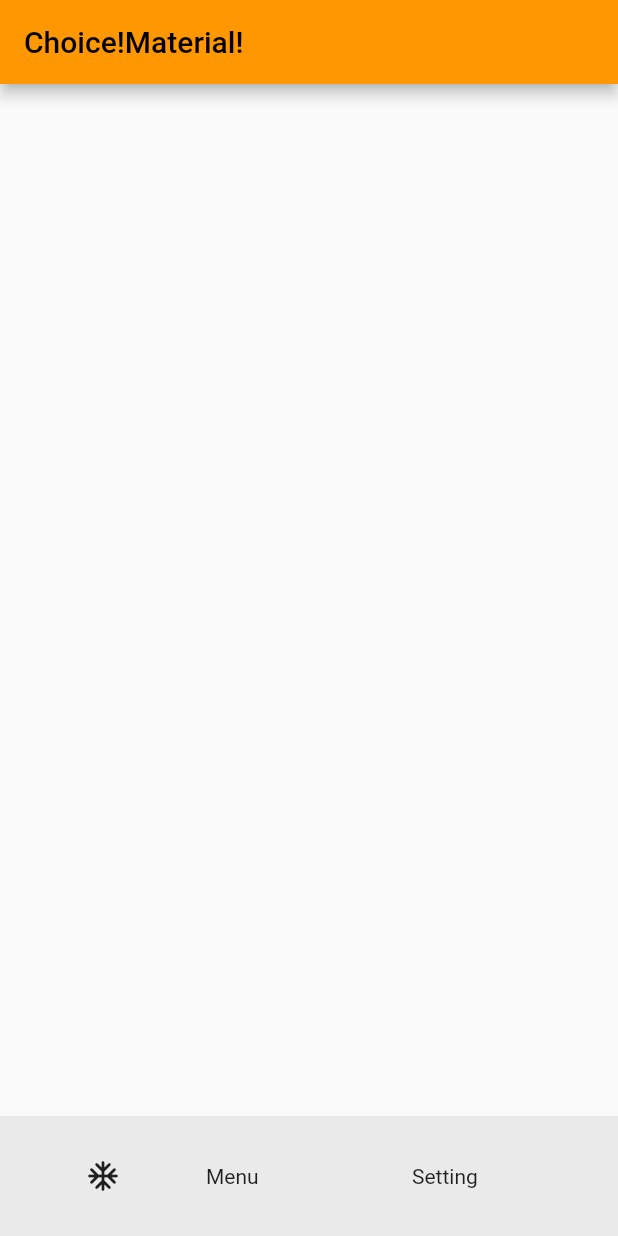
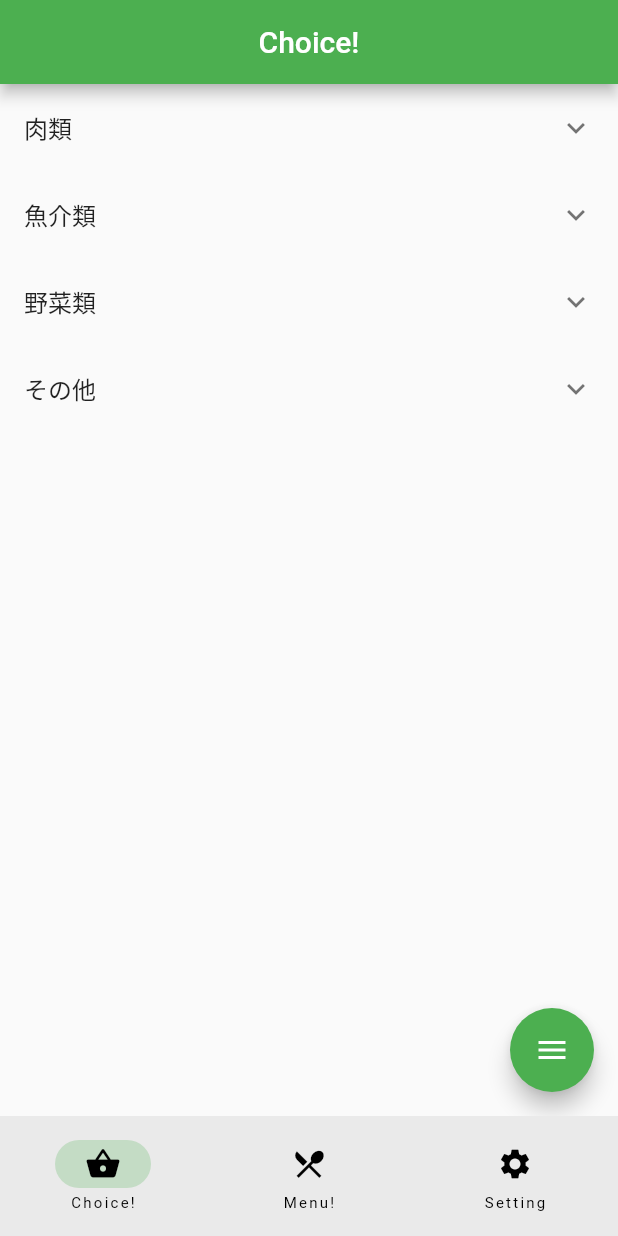
Before and after one commit to ytr-33/hackason-kondatetyan, a Flutter app: the screen it shows after launch, on a phone screen of 412 x 824 dp. Run offline on Flutter 3.47's test engine with Material 2 defaults, Android fonts, the phone set to English and light mode, and no system bars; drawn by our look-alikes of flutter_speed_dial.

Commit message:
Flutter choiceページのサンプル完成

```diff
--- a/frontend/kondate_app/lib/main.dart
+++ b/frontend/kondate_app/lib/main.dart
@@ -15,7 +15,12 @@ class KondateApp extends StatelessWidget {
     return MaterialApp(
       home: const MainPage(),
       theme: ThemeData(
-        primarySwatch: Colors.orange,
+        primarySwatch: Colors.green,
+        checkboxTheme: CheckboxThemeData(
+          shape: RoundedRectangleBorder(
+            borderRadius: BorderRadius.circular(100),
+          ),
+        ),
       ),
     );
   }
--- /dev/null
+++ b/frontend/kondate_app/lib/models/ingredient.dart
@@ -0,0 +1,11 @@
+class Ingredient {
+  int id;
+  String name;
+  String category;
+
+  Ingredient(
+    this.id,
+    this.name,
+    this.category,
+  );
+}
--- /dev/null
+++ b/frontend/kondate_app/lib/pages/choice_page.dart
@@ -0,0 +1,163 @@
+import 'package:flutter/material.dart';
+import 'package:flutter_speed_dial/flutter_speed_dial.dart';
+import 'package:kondate_app/models/ingredient.dart';
+import 'package:kondate_app/pages/add_ingredient_page.dart';
+
+class ChoicePage extends StatefulWidget {
+  const ChoicePage({Key? key}) : super(key: key);
+
+  @override
+  State<ChoicePage> createState() => _ChoicePageState();
+}
+
+class _ChoicePageState extends State<ChoicePage> {
+  List<String> checkedValues = [];
+
+  List<String> categories = ['肉類', '魚介類', '野菜類', 'その他'];
+
+  List<Ingredient> ingredients = [
+    Ingredient(1, 'ベーコン', '肉類'),
+    Ingredient(2, '豚ひき肉', '肉類'),
+    Ingredient(3, '牛豚ミンチ', '肉類'),
+    Ingredient(4, '鳥もも肉', '肉類'),
+    Ingredient(5, '鳥むね肉', '肉類'),
+    Ingredient(6, 'えび', '魚介類'),
+    Ingredient(7, 'ホタテ', '魚介類'),
+    Ingredient(8, 'サーモン', '魚介類'),
+    Ingredient(9, 'カツオ', '魚介類'),
+    Ingredient(10, 'うなぎ', '魚介類'),
+    Ingredient(11, 'キャベツ', '野菜類'),
+    Ingredient(12, 'じゃがいも', '野菜類'),
+    Ingredient(13, 'ほうれん草', '野菜類'),
+    Ingredient(14, 'バジル', '野菜類'),
+    Ingredient(15, '人参', '野菜類'),
+    Ingredient(16, '玉ねぎ', '野菜類'),
+    Ingredient(17, '米', 'その他'),
+    Ingredient(18, 'パスタ', 'その他'),
+  ];
+
+  void clearSelection() {
+    setState(() {
+      checkedValues.clear();
+    });
+  }
+
+  void showSelectedIngredients() {
+    showDialog(
+      context: context,
+      builder: (BuildContext context) {
+        return AlertDialog(
+          title: const Text('Selected Ingredients'),
+          content: Column(
+            children: checkedValues.map((ingredient) => Text(ingredient)).toList(),
+          ),
+          actions: [
+            ElevatedButton(
+              onPressed: () {
+                Navigator.of(context).pop();
+              },
+              child: const Text('Close'),
+            ),
+          ],
+        );
+      },
+    );
+  }
+
+  @override
+  Widget build(BuildContext context) {
+    return Scaffold(
+      body: Column(
+        crossAxisAlignment: CrossAxisAlignment.start,
+        children: [
+          Expanded(
+            child: SingleChildScrollView(
+              child: Column(
+                crossAxisAlignment: CrossAxisAlignment.start,
+                children: [
+                  for (String category in categories)
+                    ExpansionTile(
+                      title: Text(category),
+                      children: [
+                        for (Ingredient ingredient in ingredients)
+                          if (ingredient.category == category)
+                            ListTile(
+                              contentPadding: EdgeInsets.zero,
+                              title: Row(
+                                mainAxisAlignment: MainAxisAlignment.spaceBetween,
+                                children: [
+                                  Row(
+                                    children: [
+                                      Checkbox(
+                                        value: checkedValues.contains(ingredient.name),
+                                        onChanged: (bool? value) {
+                                          setState(() {
+                                            if (value != null && value) {
+                                              checkedValues.add(ingredient.name);
+                                            } else {
+                                              checkedValues.remove(ingredient.name);
+                                            }
+                                          });
+                                        },
+                                      ),
+                                      Text(ingredient.name),
+                                    ],
+                                  ),
+                                  IconButton(
+                                    icon: const Icon(Icons.delete),
+                                    onPressed: () {
+                                      // 削除ボタンが押されたときの処理
+                                      setState(() {
+                                        checkedValues.remove(ingredient.name);
+                                      });
+                                    },
+                                  ),
+                                ],
+                              ),
+                            ),
+                      ],
+                    ),
+                ],
+              ),
+            ),
+          ),
+        ],
+      ),
+      floatingActionButton: SpeedDial(
+        animatedIcon: AnimatedIcons.menu_close,
+        children: [
+          SpeedDialChild(
+            child: const Icon(Icons.check),
+            label: 'Get Menu',
+            onTap: () {
+              // Get Menu ボタンが押されたときの処理
+            },
+          ),
+          SpeedDialChild(
+            child: const Icon(Icons.list),
+            label: 'Selected',
+            onTap: () {
+              showSelectedIngredients();
+            },
+          ),
+          SpeedDialChild(
+            child: const Icon(Icons.add),
+            label: 'Add Ingredient',
+            onTap: () {
+              Navigator.of(context).push(MaterialPageRoute(builder: (context) {
+                return const AddIngredientPage();
+              },));
+            },
+          ),
+          SpeedDialChild(
+            child: const Icon(Icons.clear),
+            label: 'Clear Check',
+            onTap: () {
+              clearSelection();
+            },
+          ),
+        ],
+      ),
+    );
+  }
+}
--- a/frontend/kondate_app/lib/pages/main_page.dart
+++ b/frontend/kondate_app/lib/pages/main_page.dart
@@ -1,4 +1,6 @@
 import 'package:flutter/material.dart';
+import 'package:kondate_app/pages/choice_page.dart';
+import 'package:kondate_app/pages/menu_page.dart';
 
 class MainPage extends StatefulWidget {
   const MainPage({super.key});
@@ -8,17 +10,66 @@ class MainPage extends StatefulWidget {
 }
 
 class _MainPageState extends State<MainPage> {
+  int currentPageIndex = 0;
+  final List<String> pageTitles = [
+    'Choice!',
+    'Menu!',
+    'Setting',
+  ];
+
   @override
   Widget build(BuildContext context) {
     return Scaffold(
       appBar: AppBar(
-        title: const Text('Choice!Material!'),
+        centerTitle: true,
+        title: Text(
+          pageTitles[currentPageIndex],
+        ),
       ),
-      bottomNavigationBar: NavigationBar(destinations: [
-        Icon(Icons.ac_unit_rounded),
-        Text('Menu'),
-        Text('Setting')
-      ]),
+      body: <Widget>[
+        const PageContainer(page: ChoicePage()),
+        const PageContainer(page:MenuPage()),
+        const PageContainer(page: Text('setting')),
+      ][currentPageIndex],
+      bottomNavigationBar: NavigationBar(
+        selectedIndex: currentPageIndex,
+        onDestinationSelected: (index) {
+          setState(() {
+            currentPageIndex = index;
+          });
+        },
+        destinations: const [
+          NavigationDestination(
+            selectedIcon: Icon(Icons.shopping_basket),
+            icon: Icon(Icons.shopping_basket_outlined),
+            label: 'Choice!',
+          ),
+          NavigationDestination(
+            selectedIcon: Icon(Icons.restaurant_menu),
+            icon: Icon(Icons.restaurant_menu_outlined),
+            label: 'Menu!',
+          ),
+          NavigationDestination(
+            selectedIcon: Icon(Icons.settings),
+            icon: Icon(Icons.settings),
+            label: 'Setting',
+          ),
+        ],
+      ),
     );
   }
 }
+
+class PageContainer extends StatelessWidget {
+  const PageContainer({required this.page, super.key});
+
+  final Widget page;
+
+  @override
+  Widget build(BuildContext context) {
+    return Container(
+      alignment: Alignment.topLeft,
+      child: page,
+    );
+  }
+}
--- a/frontend/kondate_app/pubspec.yaml
+++ b/frontend/kondate_app/pubspec.yaml
@@ -35,6 +35,7 @@ dependencies:
   # The following adds the Cupertino Icons font to your application.
   # Use with the CupertinoIcons class for iOS style icons.
   cupertino_icons: ^1.0.2
+  flutter_speed_dial: ^7.0.0
 
 dev_dependencies:
   flutter_test:
```
Also changed, not shown: frontend/kondate_app/lib/models/recipe.dart (added, +15 -0 lines), frontend/kondate_app/lib/pages/add_ingredient_page.dart (added, +92 -0 lines), frontend/kondate_app/lib/pages/menu_page.dart (added, +30 -0 lines), frontend/kondate_app/pubspec.lock, 1 other file.
